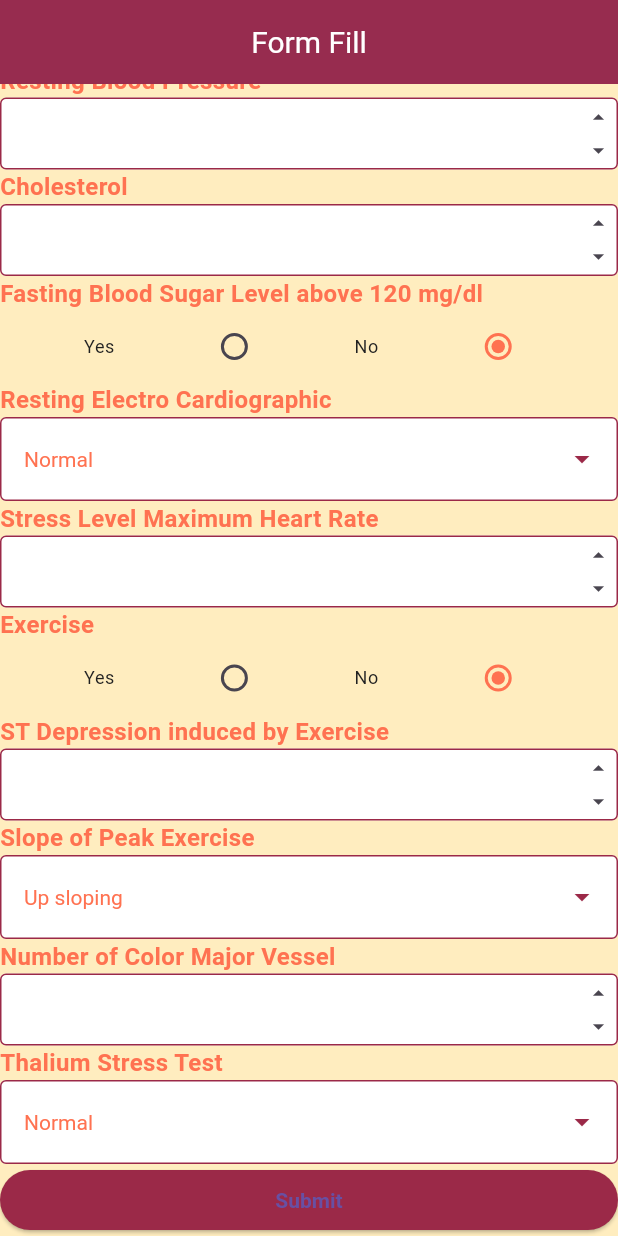
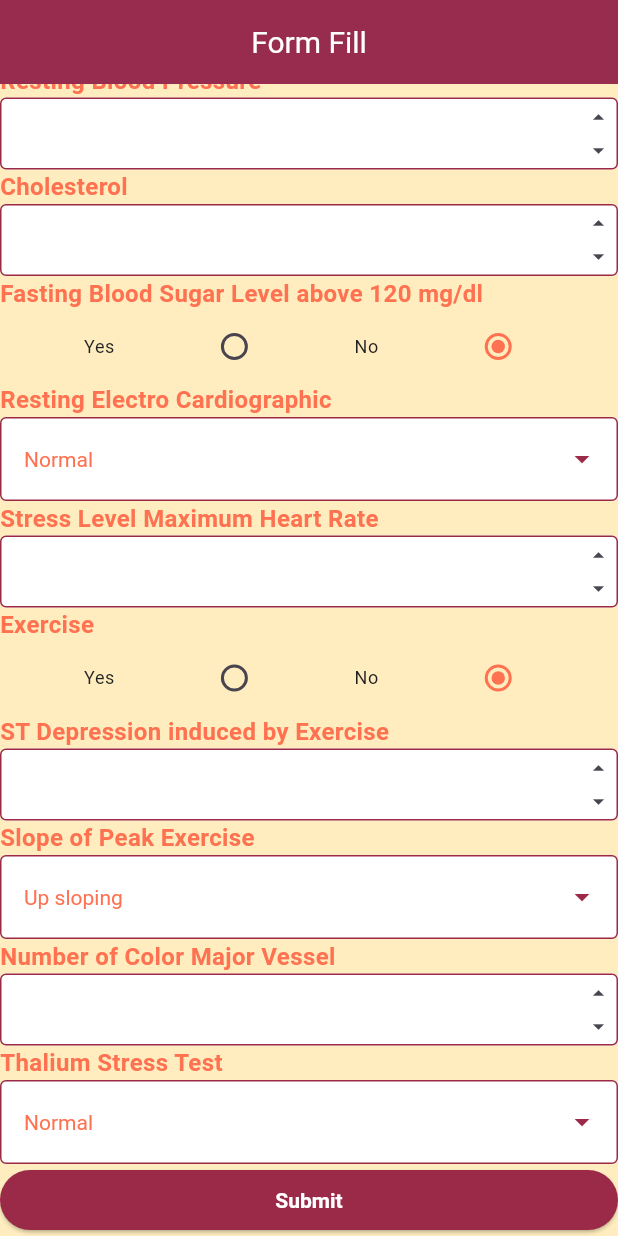
Before and after one commit to MuhammadRazi99/heart_disease, a Flutter app: the screen it shows after launch, scrolled down 243 dp, on a phone screen of 412 x 824 dp. Run offline on Flutter 3.47's test engine with Material 3 defaults, Android fonts, the light colour scheme and no system bars.

Commit message:
some issue fix

```diff
--- a/lib/home_screen.dart
+++ b/lib/home_screen.dart
@@ -149,7 +149,9 @@ class _HomeScreenState extends State<HomeScreen> {
           ),
 
         //   Submit Button
-          ElevatedButton(onPressed: (){}, child: const Text("Submit",))
+          SizedBox(
+              width: MediaQuery.of(context).size.width*0.7,
+              child: ElevatedButton(onPressed: (){}, child: const Text("Submit",)))
         ]
       ),
     );
--- a/lib/theme_file.dart
+++ b/lib/theme_file.dart
@@ -17,7 +17,11 @@ ThemeData appTheme = ThemeData(
   ),
 
 
-  elevatedButtonTheme: ElevatedButtonThemeData(style: ButtonStyle(backgroundColor: MaterialStateProperty.all(const Color(0xFF9B2948)),textStyle:MaterialStateProperty.all(const TextStyle(color: Colors.white,fontWeight: FontWeight.w600, fontSize: 14)))),
+  elevatedButtonTheme: ElevatedButtonThemeData(style: ButtonStyle(
+      backgroundColor: MaterialStateProperty.all(const Color(0xFF9B2948)),
+      foregroundColor: MaterialStateProperty.all(Colors.white),
+      textStyle:MaterialStateProperty.all(const TextStyle(fontWeight: FontWeight.w600, fontSize: 14)))),
+
   inputDecorationTheme: const InputDecorationTheme(
     filled: true,
     fillColor: Colors.white,
```
